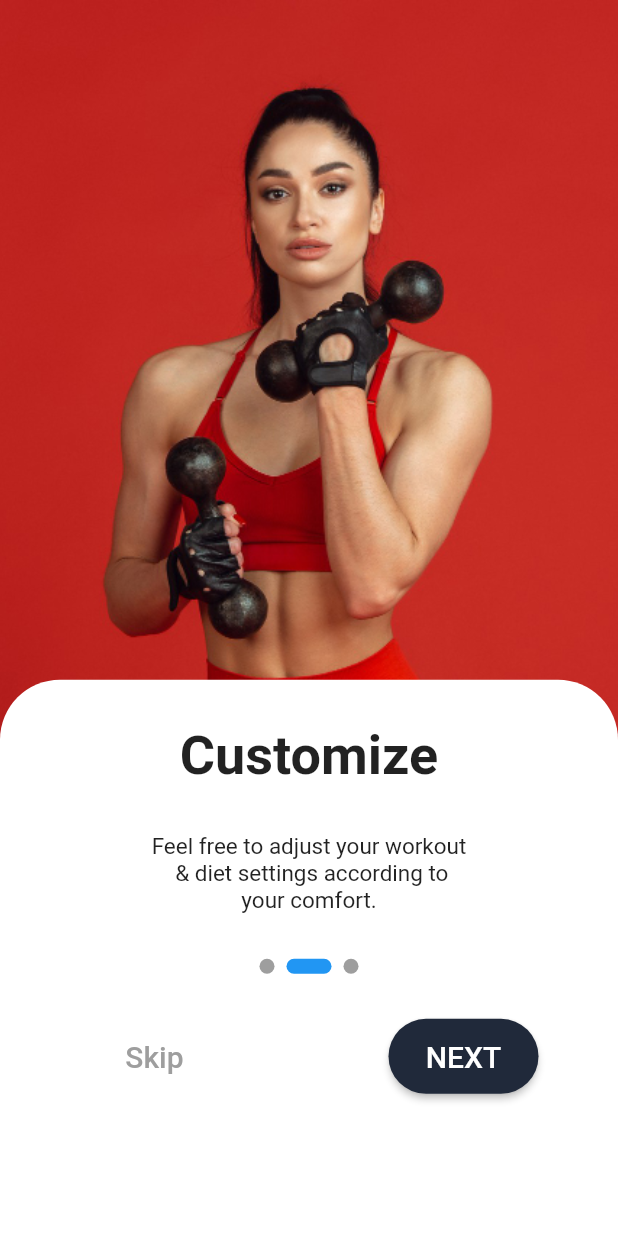
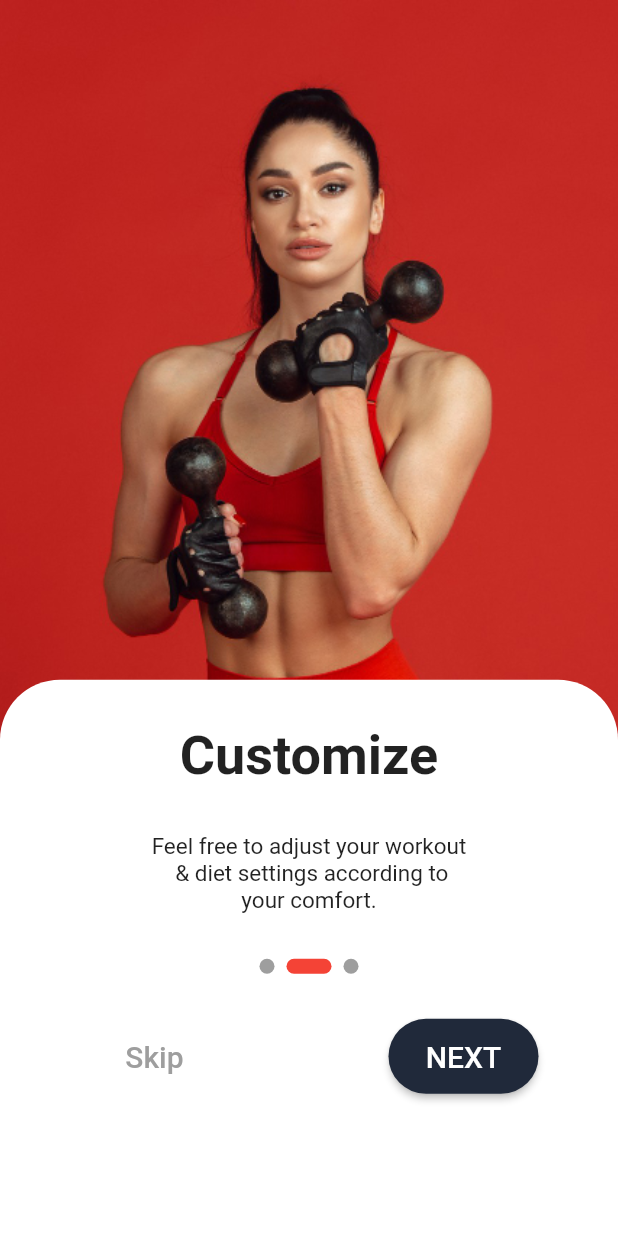
Before and after one commit to sosualfred/version_control_assignment, a Flutter app: the screen it shows after launch, swiped to page 2, on a phone screen of 412 x 824 dp. Run offline on Flutter 3.47's test engine with Material 2 defaults, Android fonts, the phone set to English and light mode, and no system bars; drawn by our look-alikes of smooth_page_indicator.

Commit message:
dotted color change

```diff
--- a/lib/screens/onboarding.dart
+++ b/lib/screens/onboarding.dart
@@ -29,6 +29,7 @@ class _OnboardingScreenState extends State<OnboardingScreen> {
         children: [
           OnboardingItem(
             controller: controller,
+            dotColor:  Colors.blue,
             image: 'assets/images/fit2.jpg',
             header: "Welcome!",
             subHeader:
@@ -53,6 +54,7 @@ class _OnboardingScreenState extends State<OnboardingScreen> {
             controller: controller,
             image: 'assets/images/fit1.jpg',
             header: "Customize",
+            dotColor: Colors.red,
             subHeader:
                 "Feel free to adjust your workout\n & diet settings according to\nyour comfort.",
             secondaryAction: () {
@@ -72,6 +74,7 @@ class _OnboardingScreenState extends State<OnboardingScreen> {
           ),
           OnboardingItem(
             controller: controller,
+            dotColor: Colors.purple,
             image: 'assets/images/fit4.jpg',
             header: "Let's go...",
             subHeader:
--- a/lib/widgets/onboarding_item.dart
+++ b/lib/widgets/onboarding_item.dart
@@ -15,6 +15,7 @@ class OnboardingItem extends StatelessWidget {
     required this.subHeader,
     required this.primaryAction,
     required this.secondaryAction,
+    required this.dotColor,
   }) : super(key: key);
 
   final String image;
@@ -22,6 +23,7 @@ class OnboardingItem extends StatelessWidget {
   final String subHeader;
   final Function primaryAction;
   final Function secondaryAction;
+  final Color dotColor;
 
   final PageController controller;
 
@@ -63,7 +65,7 @@ class OnboardingItem extends StatelessWidget {
                     controller: controller,
                     count: 3,
                     effect: ExpandingDotsEffect(
-                      activeDotColor: Colors.blue,
+                      activeDotColor: dotColor,
                       dotWidth: 10,
                       dotHeight: 10,
                     ),
```
Also changed, not shown: lib/widgets/dots_indicator_widget.dart (deleted, +0 -50 lines).
